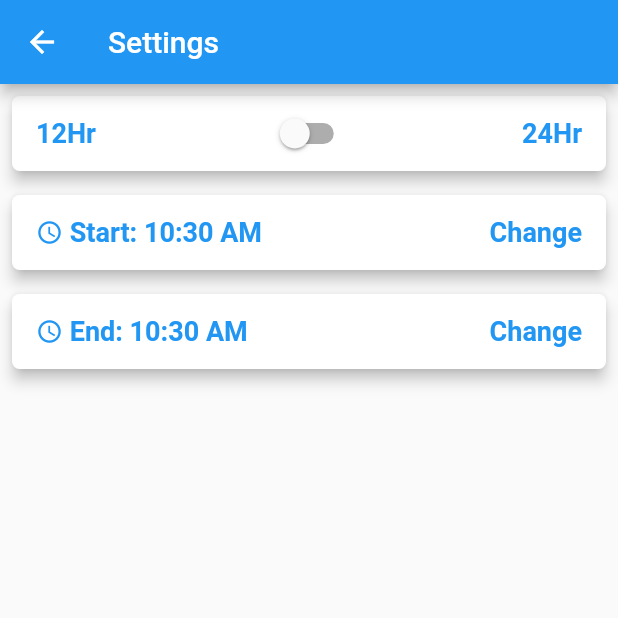
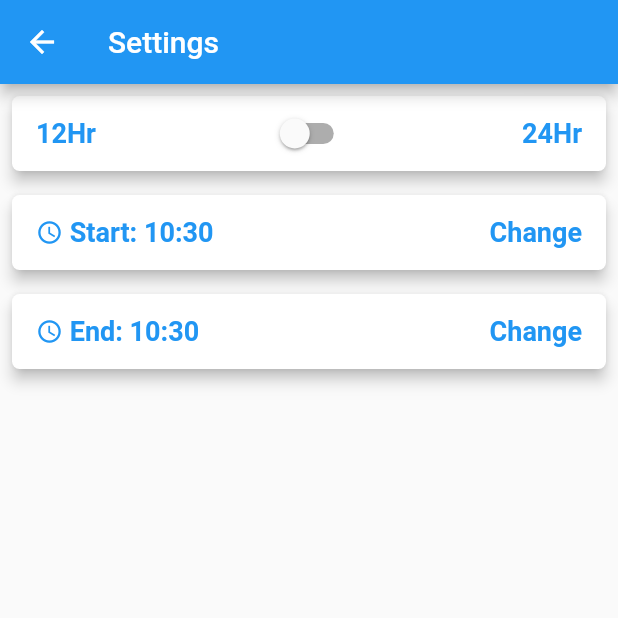
Before and after one commit to whiz25/world_clock_app, a Flutter app: the screen it shows after launch, scrolled down 232 dp, after a tap on the "settings" icon, on a phone screen of 412 x 824 dp, the top half of it. Run offline on Flutter 3.47's test engine with Material 2 defaults, Android fonts, the phone set to English and light mode, and no system bars; our stand-ins replace async_redux, flutter_datetime_picker; network calls fail.

Commit message:
More clean up of the UI

```diff
--- a/lib/async_redux/connector/end_of_day_connector.dart
+++ b/lib/async_redux/connector/end_of_day_connector.dart
@@ -10,11 +10,10 @@ class EndDayConnector extends StatelessWidget {
     return StoreConnector<AppState, TimeModel>(
         model: TimeModel(),
         builder: (BuildContext context, TimeModel vm) =>
-            _raisedButton(context, vm.endOfDay.format(context)));
+            _raisedButton(context, vm.endOfDay));
   }
 
   Widget _raisedButton(BuildContext context, endOfDay) {
-    String _time = " End: $endOfDay";
     return Padding(
       padding: const EdgeInsets.all(8.0),
       child: RaisedButton(
@@ -27,7 +26,7 @@ class EndDayConnector extends StatelessWidget {
               ),
               showTitleActions: true, onConfirm: (time) {
             print('confirm $time');
-            _time = '${time.hour} : ${time.minute} : ${time.second}';
+            endOfDay = '${time.hour} : ${time.minute}';
           }, currentTime: DateTime.now(), locale: LocaleType.en);
         },
         child: Container(
@@ -47,7 +46,7 @@ class EndDayConnector extends StatelessWidget {
                           color: Colors.blue,
                         ),
                         Text(
-                          '$_time',
+                          ' End: ${endOfDay.toString().substring(11, 16)}',
                           style: TextStyle(
                               color: Colors.blue,
                               fontWeight: FontWeight.bold,
--- a/lib/async_redux/connector/start_of_day_connector.dart
+++ b/lib/async_redux/connector/start_of_day_connector.dart
@@ -10,7 +10,7 @@ class StartDayConnector extends StatelessWidget {
     return StoreConnector<AppState, TimeModel>(
         model: TimeModel(),
         builder: (BuildContext context, TimeModel vm) =>
-            _raisedButton(context, vm.startOfDay.format(context), vm));
+            _raisedButton(context, vm.startOfDay, vm));
   }
 
   Widget _raisedButton(BuildContext context, startOfDay, model) {
@@ -26,9 +26,9 @@ class StartDayConnector extends StatelessWidget {
               ),
               showTitleActions: true, onConfirm: (time) {
             print('confirm $time');
-            startOfDay = '${time.hour} : ${time.minute} : ${time.second}';
+            startOfDay = '${time.hour} : ${time.minute}';
             model.startOfDayPicker();
-          }, currentTime: DateTime.now(), locale: LocaleType.en);
+          }, currentTime: startOfDay, locale: LocaleType.en);
         },
         child: Container(
           alignment: Alignment.center,
@@ -47,7 +47,7 @@ class StartDayConnector extends StatelessWidget {
                           color: Colors.blue,
                         ),
                         Text(
-                          ' Start: $startOfDay',
+                          ' Start: ${startOfDay.toString().substring(11,16)}',
                           style: TextStyle(
                               color: Colors.blue,
                               fontWeight: FontWeight.bold,
--- a/lib/async_redux/store/app_state.dart
+++ b/lib/async_redux/store/app_state.dart
@@ -2,13 +2,13 @@ import 'package:flutter/material.dart';
 
 class AppState {
   final bool isTwentyFourHour;
-  final TimeOfDay startOfDay;
-  final TimeOfDay endOfDay;
+  final DateTime startOfDay;
+  final DateTime endOfDay;
 
   AppState({this.isTwentyFourHour, this.startOfDay, this.endOfDay});
 
   AppState copy(
-      {bool isTwentyFourHour, TimeOfDay startOfDay, TimeOfDay endOfDay}) {
+      {bool isTwentyFourHour, DateTime startOfDay, DateTime endOfDay}) {
     return AppState(
         isTwentyFourHour: isTwentyFourHour ?? this.isTwentyFourHour,
         startOfDay: startOfDay ?? this.startOfDay,
@@ -18,8 +18,8 @@ class AppState {
   static AppState initialState() {
     return AppState(
         isTwentyFourHour: false,
-        startOfDay: TimeOfDay.now(),
-        endOfDay: TimeOfDay.now());
+        startOfDay: DateTime.now(),
+        endOfDay: DateTime.now());
   }
 
   @override
--- a/lib/async_redux/view model/time_model.dart
+++ b/lib/async_redux/view model/time_model.dart
@@ -1,5 +1,4 @@
 import 'package:async_redux/async_redux.dart';
-import 'package:flutter/material.dart';
 import 'package:world_clock_app/async_redux/action/change_format_action.dart';
 import 'package:world_clock_app/async_redux/action/end_of_day_actions.dart';
 import 'package:world_clock_app/async_redux/action/start_of_day_action.dart';
@@ -9,8 +8,8 @@ import 'package:world_clock_app/main.dart';
 
 class TimeModel extends BaseModel<AppState> {
   final bool isTwentyFourHour;
-  final TimeOfDay startOfDay;
-  final TimeOfDay endOfDay;
+  final DateTime startOfDay;
+  final DateTime endOfDay;
 
   TimeModel({this.isTwentyFourHour, this.startOfDay, this.endOfDay})
       : super(equals: [isTwentyFourHour, startOfDay, endOfDay]);
```
